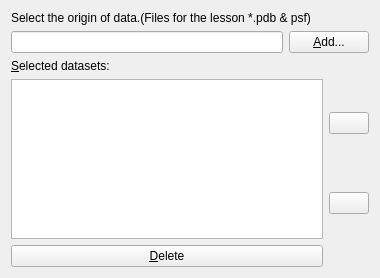
pascalin/3dmolvis, file lib/wizards/lesson/OriginData.ui: the form before one commit.
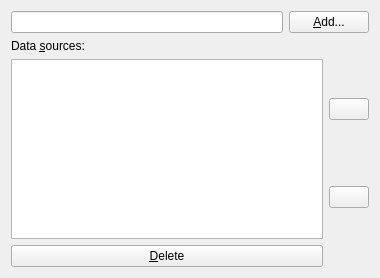
The form after the commit. Icons and pictures are not drawn.

Commit message: * Removed reduntant labels in Lesson Wizard pages. * Updated spanish translations.

Diff of the .ui file:
```diff
--- a/lib/wizards/lesson/OriginData.ui
+++ b/lib/wizards/lesson/OriginData.ui
@@ -14,13 +14,6 @@
    <string>Dialog</string>
   </property>
   <layout class="QVBoxLayout" name="verticalLayout_3">
-   <item>
-    <widget class="QLabel" name="label">
-     <property name="text">
-      <string>Select the origin of data.(Files for the lesson *.pdb &amp; psf)</string>
-     </property>
-    </widget>
-   </item>
    <item>
     <layout class="QHBoxLayout">
      <item>
@@ -60,7 +53,7 @@
        <item>
         <widget class="QLabel" name="label_2">
          <property name="text">
-          <string>&amp;Selected datasets:</string>
+          <string>Data &amp;sources:</string>
          </property>
          <property name="buddy">
           <cstring>dataList</cstring>
```
Left out of the diff: 9 changed lines with no effect on the pictures. The commit also changes 8 other files.
